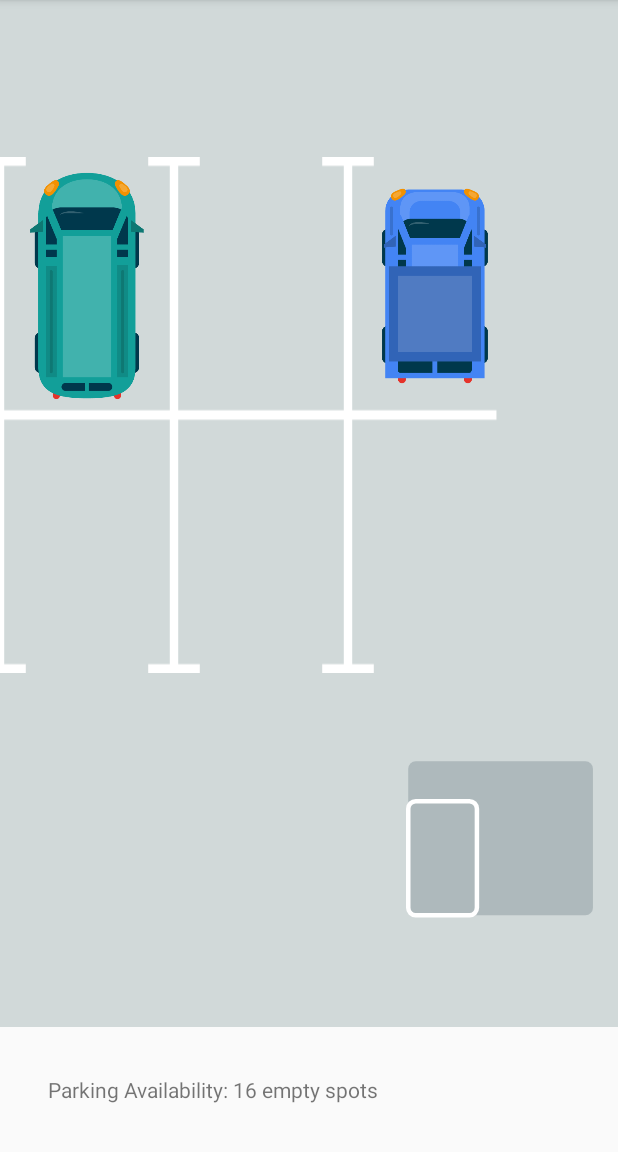
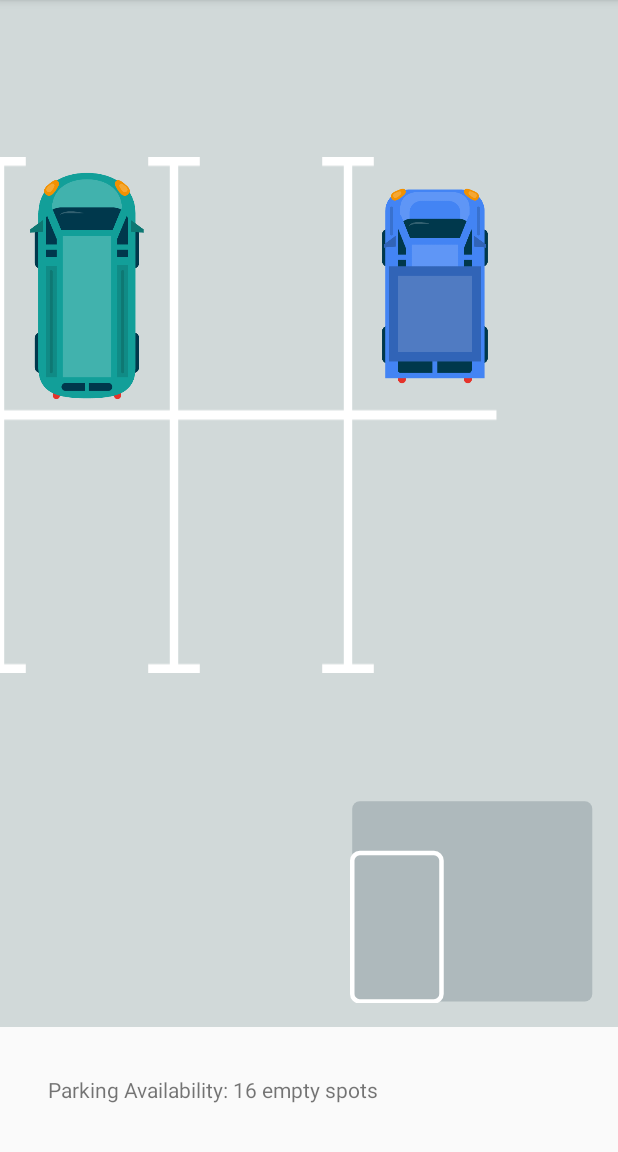
Before and after one commit to acolombo11/minimap-view, an Android app: the screen it shows after launch (MainActivity), scrolled down 0 dp, on a phone screen of 412 x 824 dp, the part 84-1236 px from its top. Run offline under Robolectric (Android 15) with nearby library versions, the light colour scheme and no system bars.

Commit message:
Fix problems related to changes not received

```diff
--- a/library/src/main/java/com/fusaimoe/minimap/MinimapView.kt
+++ b/library/src/main/java/com/fusaimoe/minimap/MinimapView.kt
@@ -17,8 +17,6 @@
             set(value) = value.setRecyclerView(this@minimap)
     }
 
-    private var isVisible = false
-
     // Default Sizes
     // TODO Make these values customizable by xml
     private var maxSize = resources.getDimension(R.dimen.minimap_size)
@@ -29,8 +27,9 @@
     private var scaleFactor = 0f
     private var scrollWidth = 0f
     private var scrollHeight = 0f
-    private var totalWidth = 0f
-    private var totalHeight = 0f
+
+    private var calculatedWidth = 0f
+    private var calculatedHeight = 0f
     private var indicatorWidth = 0f
     private var indicatorHeight = 0f
     private var indicatorX = 0f
@@ -52,35 +51,34 @@
     // TODO Do the same for ScrollView
     fun setRecyclerView(recyclerView: RecyclerView) {
         // Wait for recyclerView to be measured before doing anything with the minimap
-        recyclerView.afterMeasured {
-            updateScaleFactor(this)
-            addScrollListener { dx, dy -> if (isVisible) moveIndicator(dx, dy) }
-            addLayoutChangeListener { updateScaleFactor(this) }
-        }
+        recyclerView.addLayoutChangeListenerHandler { updateScaleFactor(this) }
+
+        recyclerView.addScrollListener { dx, dy -> if (this@MinimapView.visibility == View.VISIBLE) moveIndicator(dx, dy) }
     }
 
     private fun updateScaleFactor(rv: RecyclerView) {
         scrollWidth = rv.computeHorizontalScrollRange().toFloat()
         scrollHeight = rv.computeVerticalScrollRange().toFloat()
 
-        rv.updateVisibility()
-        if (isVisible) {
+        if (rv.updateVisibility()) {
 
             // Scrollable height might be < than the scrollable width while scrollable width being < than total height of the RecyclerView
             val biggerWidth = maxOf(scrollWidth, rv.width.toFloat()) + rv.paddingRight + rv.paddingLeft
             val biggerHeight = maxOf(scrollHeight, rv.height.toFloat()) + rv.paddingTop + rv.paddingBottom
-            val smallerWidth = if (maxSize > totalWidth && totalWidth != 0f) totalWidth else maxSize
-            val smallerHeight = if (maxSize > totalHeight && totalHeight != 0f) totalHeight else maxSize
 
             // So, when calculating scaleFactor, we need the bigger size to fit into the maxSize of the view
-            scaleFactor = when {
-                biggerWidth > biggerHeight -> biggerWidth / smallerWidth
-                biggerWidth < biggerHeight -> biggerHeight / smallerHeight
-                else  -> biggerWidth / smallerWidth
+            when {
+                biggerWidth >= biggerHeight -> {
+                    scaleFactor = biggerWidth / maxSize
+                    calculatedWidth = maxSize
+                    calculatedHeight = biggerHeight / scaleFactor
+                }
+                biggerWidth < biggerHeight -> {
+                    scaleFactor = biggerHeight / maxSize
+                    calculatedHeight = maxSize
+                    calculatedWidth = biggerWidth / scaleFactor
+                }
             }
-
-            totalWidth = biggerWidth / scaleFactor
-            totalHeight = biggerHeight / scaleFactor
 
             // TODO Make it possible to choose a maxWidth or maxHeight, instead of just one mazSize to stay inside of
 
@@ -95,11 +93,9 @@
 
     private fun View.updateVisibility() = if (this.shouldBeVisible()) {
         visibility = this.visibility
-        isVisible = this.visibility == View.VISIBLE
-        true
+        this.visibility == View.VISIBLE
     } else {
         visibility = View.GONE
-        isVisible = false
         false
     }
 
@@ -131,11 +127,11 @@
     private fun fixIndicatorPosition() {
         when {
             indicatorX < 0f -> indicatorX = 0f
-            indicatorX > totalWidth - indicatorWidth -> indicatorX = totalWidth - indicatorWidth
+            indicatorX > calculatedWidth - indicatorWidth -> indicatorX = calculatedWidth - indicatorWidth
         }
         when {
             indicatorY < 0f -> indicatorY = 0f
-            indicatorY > totalHeight - indicatorHeight -> indicatorY = totalHeight - indicatorHeight
+            indicatorY > calculatedHeight - indicatorHeight -> indicatorY = calculatedHeight - indicatorHeight
         }
     }
 
@@ -143,8 +139,8 @@
         canvas?.drawRoundRect(
             0f + borderWidth / 2,
             0f + borderWidth / 2,
-            totalWidth + borderWidth / 2,
-            totalHeight + borderWidth / 2,
+            calculatedWidth + borderWidth / 2,
+            calculatedHeight + borderWidth / 2,
             cornerRadius,
             cornerRadius,
             backgroundPaint
@@ -163,10 +159,8 @@
         val heightSize = View.MeasureSpec.getSize(heightMeasureSpec)
 
         // TODO Check how everything is working with exact size
-        val width =
-            if (widthMode == View.MeasureSpec.EXACTLY) widthSize.toFloat() else if (totalWidth > maxSize) maxSize else totalWidth
-        val height =
-            if (heightMode == View.MeasureSpec.EXACTLY) heightSize.toFloat() else if (totalHeight > maxSize) maxSize else totalHeight
+        val width = if (widthMode == View.MeasureSpec.EXACTLY) widthSize.toFloat() else calculatedWidth
+        val height = if (heightMode == View.MeasureSpec.EXACTLY) heightSize.toFloat() else calculatedHeight
 
         setMeasuredDimension(width.toInt() + borderWidth.toInt(), height.toInt() + borderWidth.toInt())
     }
--- a/library/src/main/java/com/fusaimoe/minimap/RecyclerViewExtensions.kt
+++ b/library/src/main/java/com/fusaimoe/minimap/RecyclerViewExtensions.kt
@@ -1,8 +1,10 @@
 package com.fusaimoe.minimap
 
+import android.os.Handler
 import android.view.View
 import android.view.ViewTreeObserver
 import androidx.recyclerview.widget.RecyclerView
+
 
 fun RecyclerView.addScrollListener(func: (dx: Int, dy: Int) -> Unit) {
     this.addOnScrollListener(object : RecyclerView.OnScrollListener() {
@@ -11,6 +13,15 @@
             func(dx, dy)
         }
     })
+}
+
+fun <T: View> T.addLayoutChangeListenerHandler(func: T.() -> Unit) {
+    this.addOnLayoutChangeListener { _, _, _, _, _, _, _, _, _ ->
+        Handler().post {
+            func()
+        }
+
+    }
 }
 
 fun <T: View> T.addLayoutChangeListener(func: T.() -> Unit) {
```
